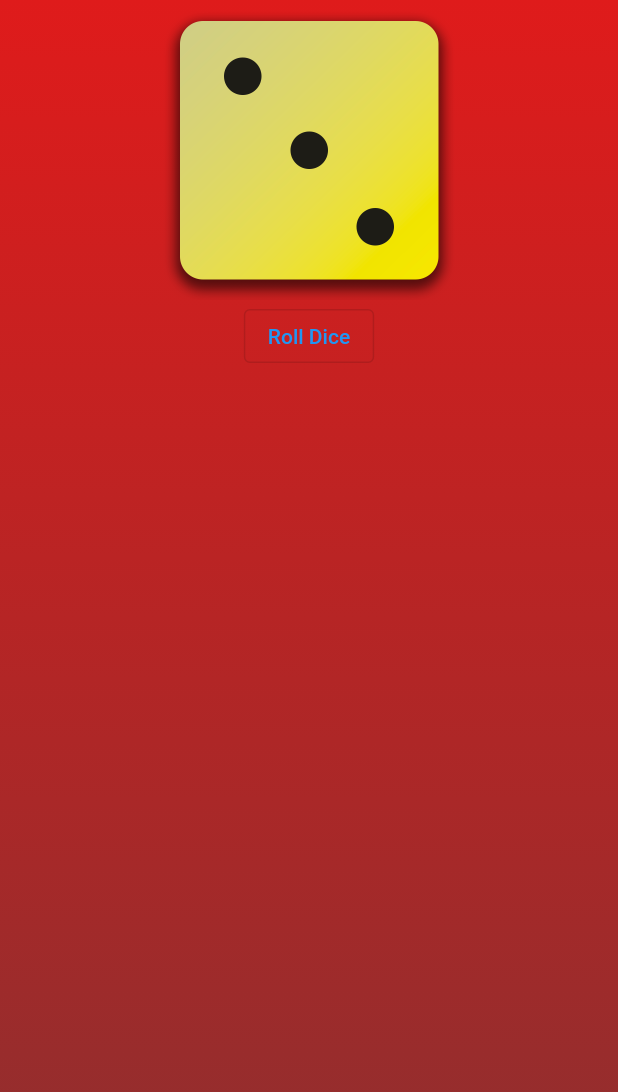
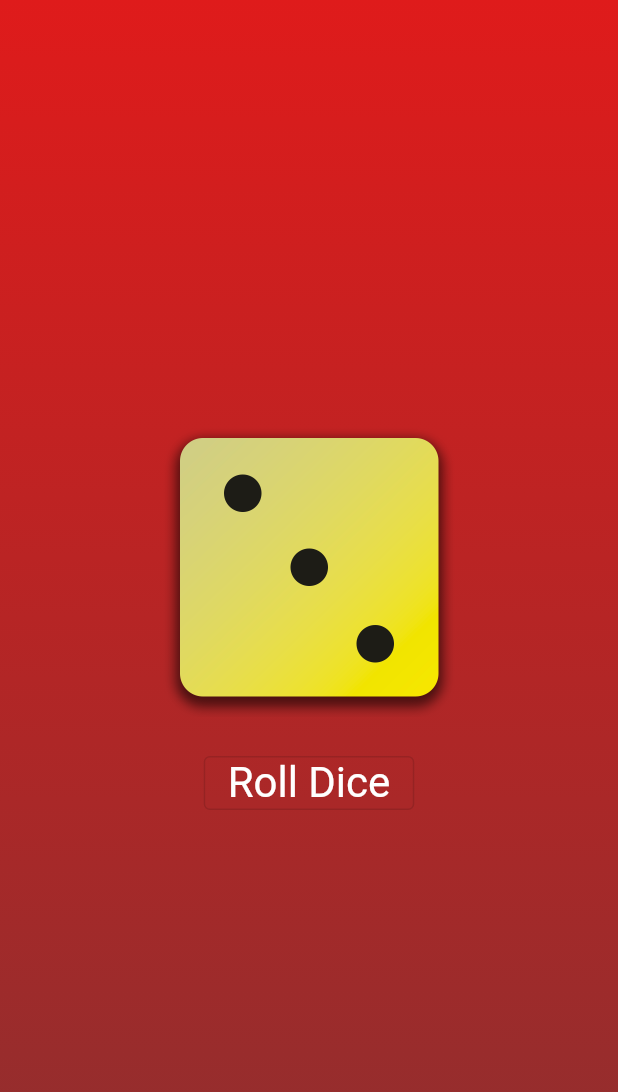
Before and after one commit to Silva3012/dice_delight, a Flutter app: the screen it shows after launch, on a phone screen of 412 x 824 dp. Shown: the top 1092 px of the screen. Run offline on Flutter 3.47's test engine with Material 2 defaults, Android fonts, the phone set to English and light mode, and no system bars.

Commit message:
Style the button and dice

```diff
--- a/lib/gradient_container.dart
+++ b/lib/gradient_container.dart
@@ -1,3 +1,4 @@
+import 'package:dice_delight/styled_text.dart';
 import 'package:flutter/material.dart';
 
 const beginAlignment = Alignment.topCenter;
@@ -20,13 +21,21 @@ class GrandientContainer extends StatelessWidget {
         ),
         child: Center(
           child: Column(
+            mainAxisSize: MainAxisSize.min,
             children: [
               Image.asset(
                 'assets/images/dice-3.png',
                 width: 200,
               ),
+              const SizedBox(
+                height: 20,
+              ),
               OutlinedButton(
-                  onPressed: diceRoll, child: const Text("Roll Dice")),
+                  onPressed: diceRoll,
+                  style: OutlinedButton.styleFrom(
+                      foregroundColor: Colors.white,
+                      textStyle: const TextStyle(fontSize: 28)),
+                  child: const Text("Roll Dice")),
             ],
           ),
         ));
```
